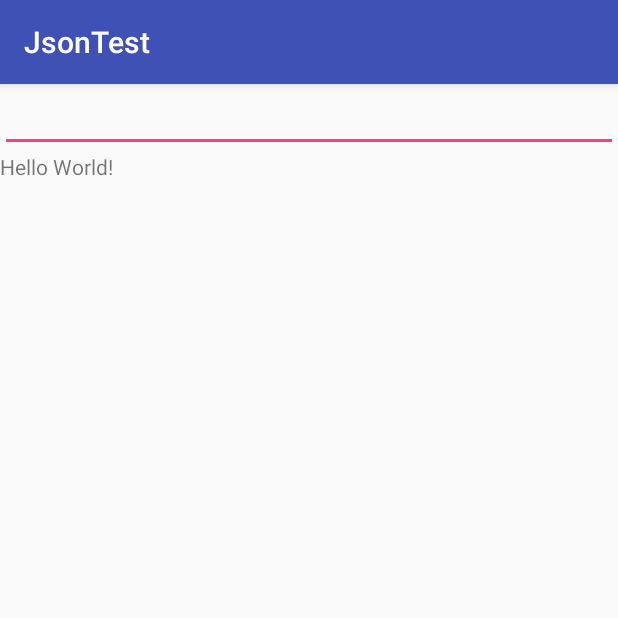
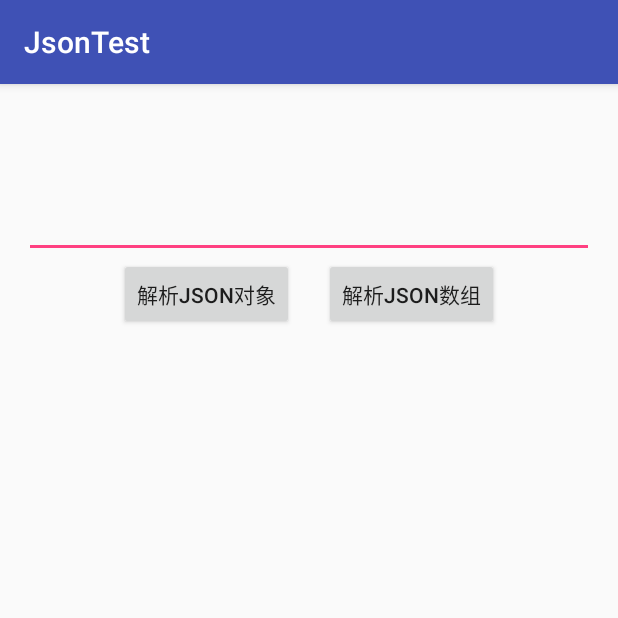
Before and after one commit to ssthouse/JsonTest, an Android app: the screen it shows after launch (MainActivity), on a phone screen of 412 x 824 dp, the top half of it. Run offline under Robolectric (Android 15) with nearby library versions, the phone set to English and light mode, and no system bars; our stand-ins replace ButterKnife.

Commit message:
Toast the json object string parsed

```diff
--- a/app/build.gradle
+++ b/app/build.gradle
@@ -1,4 +1,5 @@
 apply plugin: 'com.android.application'
+apply plugin: 'android-apt'
 
 android {
     compileSdkVersion 24
@@ -26,4 +27,7 @@ dependencies {
     })
     compile 'com.android.support:appcompat-v7:24.2.1'
     testCompile 'junit:junit:4.12'
+    //butterknife
+    compile 'com.jakewharton:butterknife:8.4.0'
+    apt 'com.jakewharton:butterknife-compiler:8.4.0'
 }
--- a/app/src/main/java/com/ssthouse/jsontest/MainActivity.java
+++ b/app/src/main/java/com/ssthouse/jsontest/MainActivity.java
@@ -1,13 +1,67 @@
 package com.ssthouse.jsontest;
 
+import android.os.Bundle;
 import android.support.v7.app.AppCompatActivity;
-import android.os.Bundle;
+import android.widget.Button;
+import android.widget.EditText;
+import android.widget.Toast;
+
+import org.json.JSONException;
+import org.json.JSONObject;
+
+import java.util.List;
+
+import butterknife.BindView;
+import butterknife.ButterKnife;
+import butterknife.OnClick;
 
 public class MainActivity extends AppCompatActivity {
+
+    private static final String STR_JSON_OBJ = "{name:\"ssthouse\",age:21,school:\"HuaKe\"}";
+    private static final String STR_JSON_ARRAY = "{array:[{name:\"name1\",age:1,school:\"school1\"},{name:\"" +
+            "name2\",age:2,school:\"school2\"},{name:\"name3\",age:3,school:\"school3\"}]}";
+
+    @BindView(R.id.et_json_str)
+    EditText etJsonStr;
+    @BindView(R.id.id_btn_extract_json_obj)
+    Button idBtnExtractJsonObj;
+    @BindView(R.id.id_btn_extract_json_array)
+    Button idBtnExtractJsonArray;
 
     @Override
     protected void onCreate(Bundle savedInstanceState) {
         super.onCreate(savedInstanceState);
         setContentView(R.layout.activity_main);
+        ButterKnife.bind(this);
+
+
+    }
+
+    @OnClick(R.id.id_btn_extract_json_obj)
+    void parseJsonObj(){
+        etJsonStr.setText(STR_JSON_OBJ);
+        Person person = new Person();
+        try {
+            JSONObject jsonObject = new JSONObject(STR_JSON_OBJ);
+            person.name = jsonObject.getString("name");
+            person.age = jsonObject.getInt("age");
+            person.school = jsonObject.getString("school");
+        } catch (JSONException e) {
+            e.printStackTrace();
+        }
+        toastPersonObj(person);
+    }
+
+    @OnClick(R.id.id_btn_extract_json_array)
+    void parseJsonArray(){
+
+    }
+
+    private void toastPersonObj(Person person) {
+        Toast.makeText(this, person.toString(), Toast.LENGTH_LONG).show();
+    }
+
+    private void tostPersonArray(List<Person> personList) {
+
     }
 }
--- a/app/src/main/res/layout/activity_main.xml
+++ b/app/src/main/res/layout/activity_main.xml
@@ -5,15 +5,33 @@
     android:layout_width="match_parent"
     android:layout_height="match_parent"
     android:orientation="vertical"
+    android:padding="16dp"
     tools:context="com.ssthouse.jsontest.MainActivity">
 
     <EditText
         android:id="@+id/et_json_str"
         android:layout_width="match_parent"
-        android:layout_height="wrap_content" />
+        android:layout_height="100dp" />
 
-    <TextView
-        android:layout_width="wrap_content"
+
+    <LinearLayout
+        android:layout_width="match_parent"
         android:layout_height="wrap_content"
-        android:text="Hello World!" />
+        android:gravity="center"
+        android:orientation="horizontal">
+
+        <Button
+            android:id="@+id/id_btn_extract_json_obj"
+            android:layout_width="wrap_content"
+            android:layout_height="match_parent"
+            android:text="@string/str_extract_json_obj" />
+
+        <Button
+            android:id="@+id/id_btn_extract_json_array"
+            android:layout_width="wrap_content"
+            android:layout_height="match_parent"
+            android:layout_marginLeft="20dp"
+            android:text="@string/str_extract_json_array" />
+    </LinearLayout>
+
 </LinearLayout>
--- a/app/src/main/res/values/strings.xml
+++ b/app/src/main/res/values/strings.xml
@@ -1,3 +1,5 @@
 <resources>
     <string name="app_name">JsonTest</string>
+    <string name="str_extract_json_obj">解析Json对象</string>
+    <string name="str_extract_json_array">解析Json数组</string>
 </resources>
--- a/build.gradle
+++ b/build.gradle
@@ -3,10 +3,11 @@
 buildscript {
     repositories {
         jcenter()
+        mavenCentral()
     }
     dependencies {
         classpath 'com.android.tools.build:gradle:2.2.2'
-
+        classpath 'com.neenbedankt.gradle.plugins:android-apt:1.8'
         // NOTE: Do not place your application dependencies here; they belong
         // in the individual module build.gradle files
     }
```
Also changed, not shown: app/src/main/java/com/ssthouse/jsontest/Person.java (added, +17 -0 lines).
